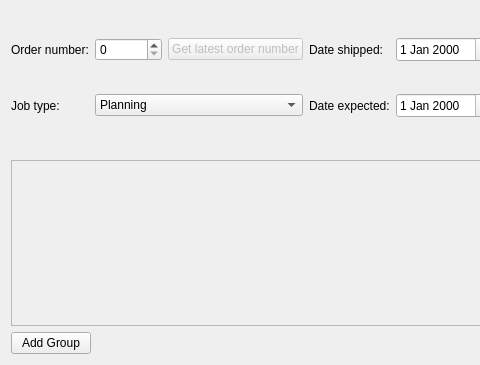
This is ui/job_widget.ui in TheCodingJsoftware/Invigo as Qt 5 draws it before an edit; both pictures show x 0 to 480 and y 0 to 365 of the 1080 by 365 pixel window. The edited form follows.
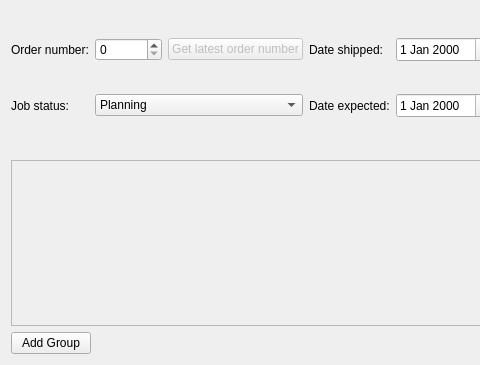
This is the edited form.

```diff
--- a/ui/job_widget.ui
+++ b/ui/job_widget.ui
@@ -158,7 +158,7 @@
            <item row="1" column="0">
             <widget class="QLabel" name="label_2">
              <property name="text">
-              <string>Job type:</string>
+              <string>Job status:</string>
              </property>
              <property name="buddy">
               <cstring>comboBox_type</cstring>
```
